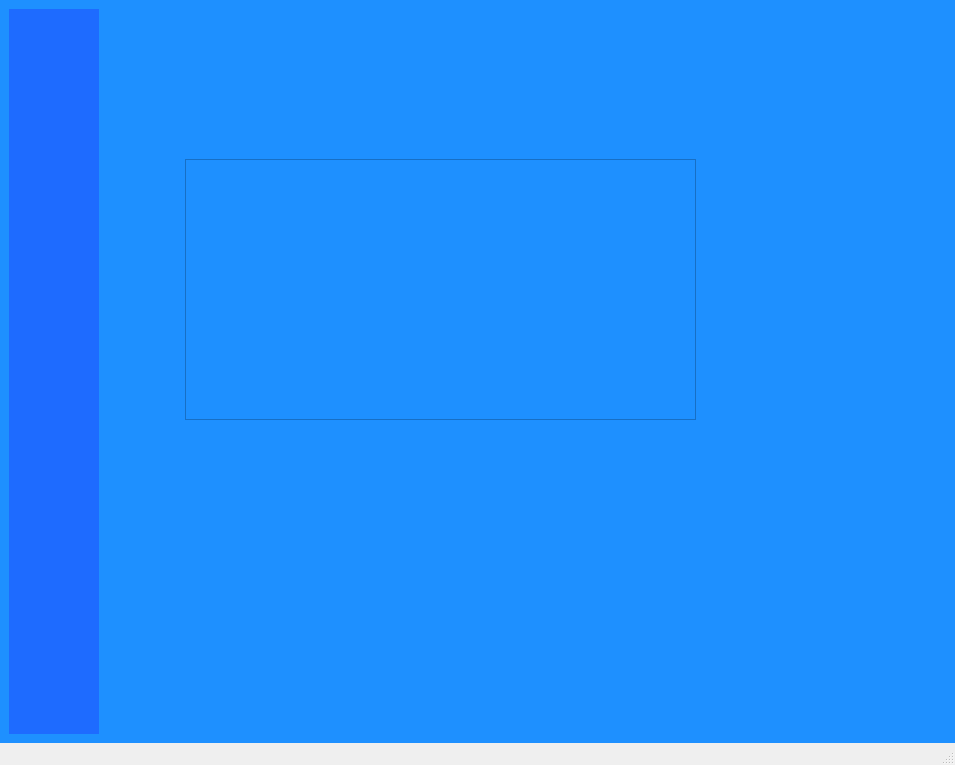
Above: Aegis_v4/mainwindow.ui from florentin2004/A_Cretzu_Cafe before the change. Below: the same form after it.
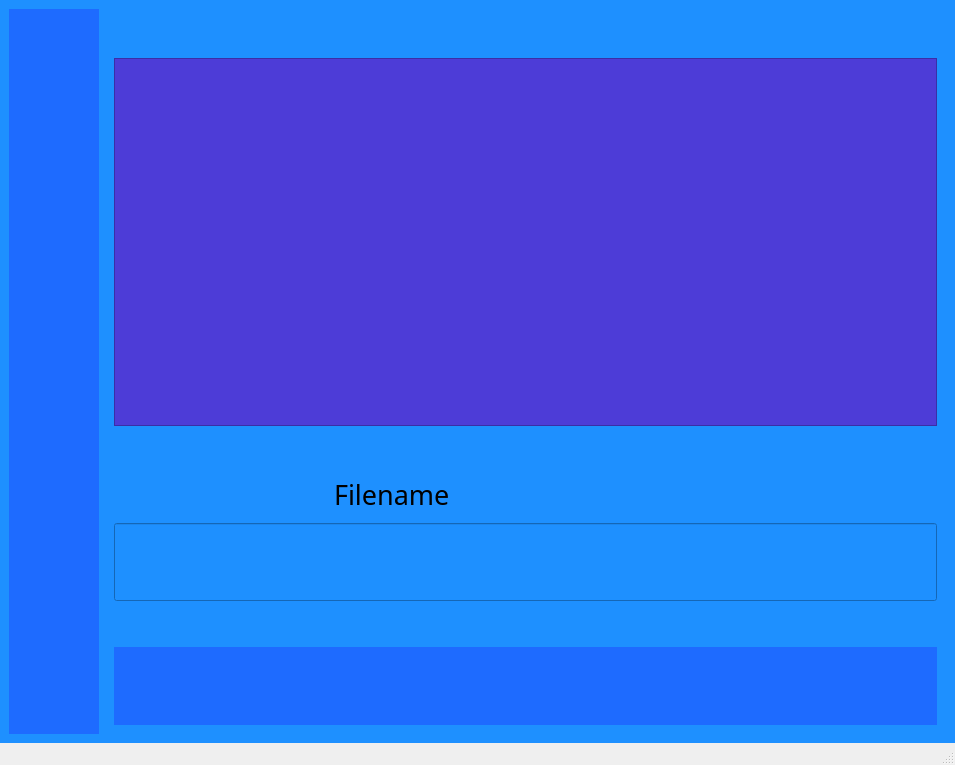
That is the form after the change. The open tabs and pages were chosen to show the change. Icons and pictures are not drawn.

```diff
--- a/Aegis_v4/mainwindow.ui
+++ b/Aegis_v4/mainwindow.ui
@@ -1146,16 +1146,182 @@
            <layout class="QGridLayout" name="gridLayout_3"/>
           </widget>
           <widget class="QWidget" name="Download_page">
-           <widget class="QTableWidget" name="tableWidget">
-            <property name="geometry">
-             <rect>
-              <x>80</x>
-              <y>150</y>
-              <width>511</width>
-              <height>261</height>
-             </rect>
-            </property>
-           </widget>
+           <layout class="QGridLayout" name="gridLayout_6">
+            <item row="5" column="0">
+             <spacer name="verticalSpacer_33">
+              <property name="orientation">
+               <enum>Qt::Orientation::Vertical</enum>
+              </property>
+              <property name="sizeHint" stdset="0">
+               <size>
+                <width>20</width>
+                <height>40</height>
+               </size>
+              </property>
+             </spacer>
+            </item>
+            <item row="1" column="0">
+             <widget class="QListWidget" name="listWidget">
+              <property name="sizePolicy">
+               <sizepolicy hsizetype="Expanding" vsizetype="Expanding">
+                <horstretch>0</horstretch>
+                <verstretch>200</verstretch>
+               </sizepolicy>
+              </property>
+              <property name="minimumSize">
+               <size>
+                <width>721</width>
+                <height>308</height>
+               </size>
+              </property>
+              <property name="font">
+               <font>
+                <family>Vineta BT</family>
+                <pointsize>14</pointsize>
+               </font>
+              </property>
+              <property name="styleSheet">
+               <string notr="true">background-color: rgb(77, 60, 215);</string>
+              </property>
+             </widget>
+            </item>
+            <item row="3" column="0" alignment="Qt::AlignmentFlag::AlignHCenter">
+             <widget class="QLabel" name="fileNamelabel">
+              <property name="minimumSize">
+               <size>
+                <width>382</width>
+                <height>45</height>
+               </size>
+              </property>
+              <property name="font">
+               <font>
+                <family>Vineta BT</family>
+                <pointsize>20</pointsize>
+               </font>
+              </property>
+              <property name="text">
+               <string>Filename</string>
+              </property>
+             </widget>
+            </item>
+            <item row="2" column="0">
+             <spacer name="verticalSpacer_34">
+              <property name="orientation">
+               <enum>Qt::Orientation::Vertical</enum>
+              </property>
+              <property name="sizeHint" stdset="0">
+               <size>
+                <width>20</width>
+                <height>40</height>
+               </size>
+              </property>
+             </spacer>
+            </item>
+            <item row="4" column="0">
+             <widget class="QLineEdit" name="filename_lineEdit">
+              <property name="sizePolicy">
+               <sizepolicy hsizetype="Expanding" vsizetype="Expanding">
+                <horstretch>0</horstretch>
+                <verstretch>0</verstretch>
+               </sizepolicy>
+              </property>
+              <property name="minimumSize">
+               <size>
+                <width>721</width>
+                <height>78</height>
+               </size>
+              </property>
+              <property name="font">
+               <font>
+                <family>Vineta BT</family>
+                <pointsize>18</pointsize>
+               </font>
+              </property>
+             </widget>
+            </item>
+            <item row="6" column="0">
+             <widget class="QWidget" name="Buttons" native="true">
+              <property name="minimumSize">
+               <size>
+                <width>721</width>
+                <height>78</height>
+               </size>
+              </property>
+              <property name="styleSheet">
+               <string notr="true">background-color: rgb(30, 107, 255);</string>
+              </property>
+              <layout class="QHBoxLayout" name="horizontalLayout_5">
+               <item>
+                <widget class="QPushButton" name="DownloadButton_d">
+                 <property name="sizePolicy">
+                  <sizepolicy hsizetype="Minimum" vsizetype="Expanding">
+                   <horstretch>0</horstretch>
+                   <verstretch>0</verstretch>
+                  </sizepolicy>
+                 </property>
+                 <property name="font">
+                  <font>
+                   <family>Vineta BT</family>
+                   <pointsize>20</pointsize>
+                   <italic>false</italic>
+                   <bold>false</bold>
+                  </font>
+                 </property>
+                 <property name="styleSheet">
+                  <string notr="true">image: url(:/img/Images/download.png);</string>
+                 </property>
+                 <property name="text">
+                  <string/>
+                 </property>
+                 <property name="flat">
+                  <bool>true</bool>
+                 </property>
+                </widget>
+               </item>
+               <item>
+                <widget class="QPushButton" name="DeleteButton">
+                 <property name="sizePolicy">
+                  <sizepolicy hsizetype="Minimum" vsizetype="MinimumExpanding">
+                   <horstretch>0</horstretch>
+                   <verstretch>0</verstretch>
+                  </sizepolicy>
+                 </property>
+                 <property name="font">
+                  <font>
+                   <family>Vineta BT</family>
+                   <pointsize>20</pointsize>
+                   <italic>false</italic>
+                   <bold>false</bold>
+                  </font>
+                 </property>
+                 <property name="styleSheet">
+                  <string notr="true">image: url(:/img/Images/delete.png);</string>
+                 </property>
+                 <property name="text">
+                  <string/>
+                 </property>
+                 <property name="flat">
+                  <bool>true</bool>
+                 </property>
+                </widget>
+               </item>
+              </layout>
+             </widget>
+            </item>
+            <item row="0" column="0">
+             <spacer name="verticalSpacer_35">
+              <property name="orientation">
+               <enum>Qt::Orientation::Vertical</enum>
+              </property>
+              <property name="sizeHint" stdset="0">
+               <size>
+                <width>20</width>
+                <height>40</height>
+               </size>
+              </property>
+             </spacer>
+            </item>
+           </layout>
           </widget>
           <widget class="QWidget" name="Settings_page">
            <layout class="QGridLayout" name="gridLayout_5">
```
Left out of the diff: 2 changed lines with no effect on the pictures.
